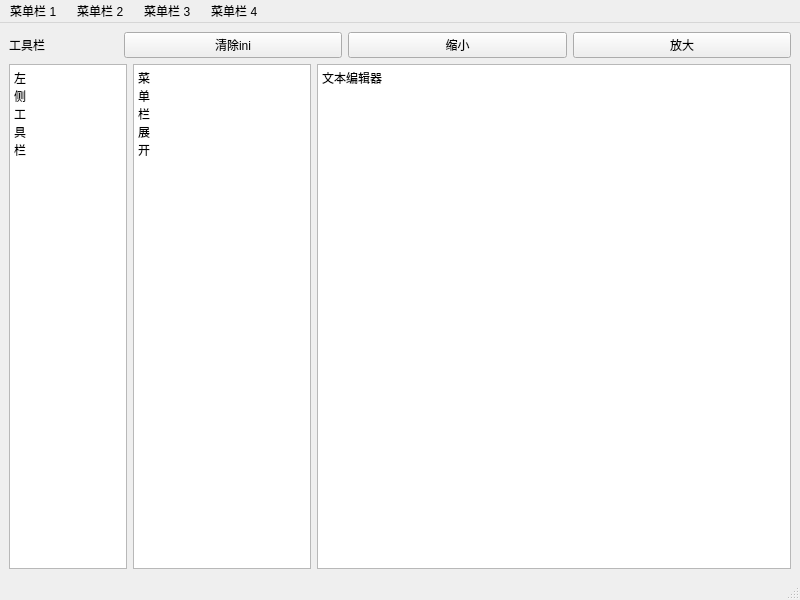
Old version of the form mainwindow.ui in the repository supine0703/qt-settings.
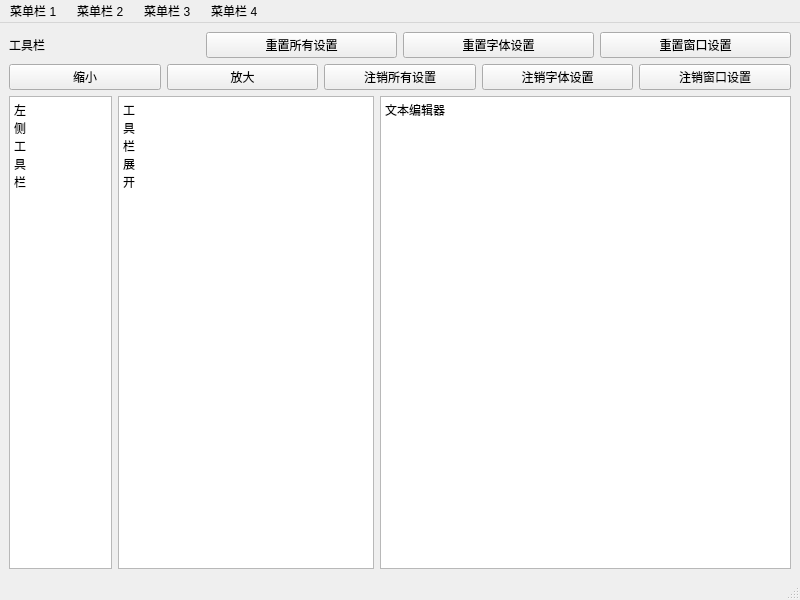
New version of the form.

What changed in the file:
```diff
--- a/mainwindow.ui
+++ b/mainwindow.ui
@@ -14,9 +14,9 @@
    <string>MainWindow</string>
   </property>
   <widget class="QWidget" name="centralwidget">
-   <layout class="QVBoxLayout" name="verticalLayout" stretch="0,0">
+   <layout class="QVBoxLayout" name="verticalLayout" stretch="0,0,0">
     <item>
-     <layout class="QHBoxLayout" name="horizontalLayout_3" stretch="1,2,2,2">
+     <layout class="QHBoxLayout" name="horizontalLayout_3">
       <item>
        <widget class="QLabel" name="label">
         <property name="text">
@@ -27,28 +27,67 @@
       <item>
        <widget class="QPushButton" name="pushButton_3">
         <property name="text">
-         <string>清除ini</string>
+         <string>重置所有设置</string>
         </property>
        </widget>
       </item>
       <item>
-       <widget class="QPushButton" name="pushButton_2">
+       <widget class="QPushButton" name="pushButton_reset_font">
+        <property name="text">
+         <string>重置字体设置</string>
+        </property>
+       </widget>
+      </item>
+      <item>
+       <widget class="QPushButton" name="pushButton_reset_window">
+        <property name="text">
+         <string>重置窗口设置</string>
+        </property>
+       </widget>
+      </item>
+     </layout>
+    </item>
+    <item>
+     <layout class="QHBoxLayout" name="horizontalLayout_2">
+      <item>
+       <widget class="QPushButton" name="pushButton_minus">
         <property name="text">
          <string>缩小</string>
         </property>
        </widget>
       </item>
       <item>
-       <widget class="QPushButton" name="pushButton">
+       <widget class="QPushButton" name="pushButton_plus">
         <property name="text">
          <string>放大</string>
         </property>
        </widget>
       </item>
+      <item>
+       <widget class="QPushButton" name="pushButton_de_all">
+        <property name="text">
+         <string>注销所有设置</string>
+        </property>
+       </widget>
+      </item>
+      <item>
+       <widget class="QPushButton" name="pushButton_de_font">
+        <property name="text">
+         <string>注销字体设置</string>
+        </property>
+       </widget>
+      </item>
+      <item>
+       <widget class="QPushButton" name="pushButton_de_window">
+        <property name="text">
+         <string>注销窗口设置</string>
+        </property>
+       </widget>
+      </item>
      </layout>
     </item>
     <item>
-     <layout class="QHBoxLayout" name="horizontalLayout" stretch="2,3,8">
+     <layout class="QHBoxLayout" name="horizontalLayout" stretch="2,0,8">
       <item>
        <widget class="QPlainTextEdit" name="plainTextEdit_1">
         <property name="sizePolicy">
@@ -75,8 +114,8 @@
          <bool>true</bool>
         </property>
         <property name="plainText">
-         <string>菜
-单
+         <string>工
+具
 栏
 展
 开</string>
```
Left out of the diff: 2 changed lines with no effect on the pictures.
